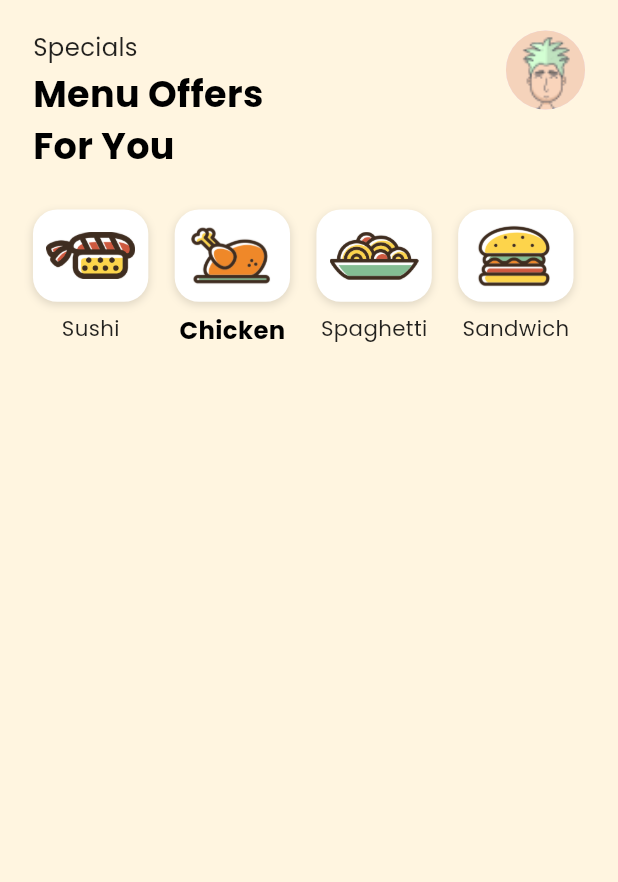
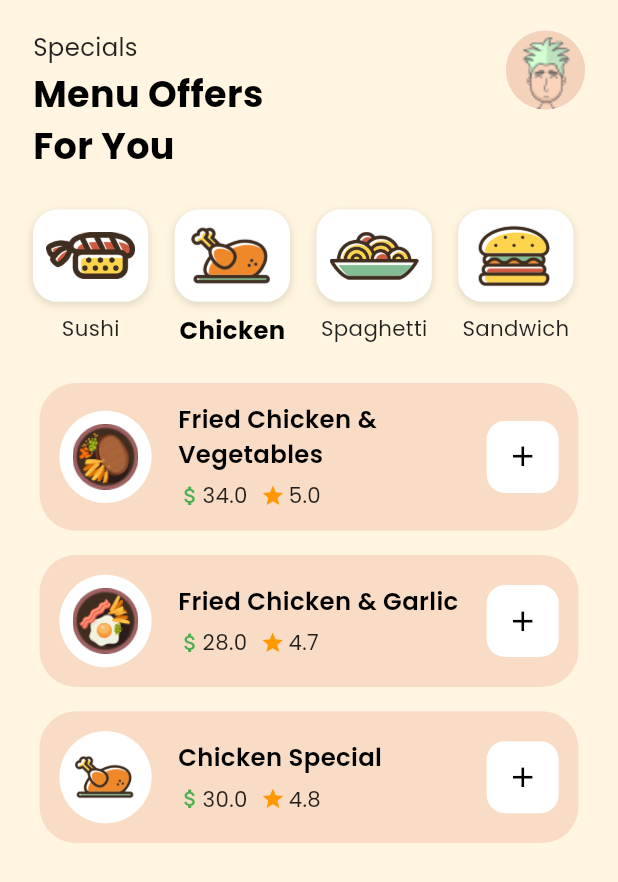
Before and after one commit to kareemtoson12/Basic-Restaurant-Mobile-App, a Flutter app: the HomeScreen screen opened by its route, on a phone screen of 412 x 824 dp. Shown: the top 882 px of the screen. Run offline on Flutter 3.47's test engine with Material 3 defaults, Android fonts, the phone set to English and light mode, and no system bars; our stand-ins replace animate_do, dots_indicator, flutter_screenutil, google_fonts.

Commit message:
menue done

```diff
--- a/lib/presentation/home/home_view.dart
+++ b/lib/presentation/home/home_view.dart
@@ -2,6 +2,8 @@ import 'package:flutter/material.dart';
 import 'package:task/app/constants/app_colors.dart';
 import 'package:task/app/constants/app_typography.dart';
 import 'package:flutter_screenutil/flutter_screenutil.dart';
+import 'widgets/menu_item.dart';
+import 'widgets/food_card.dart';
 
 class HomeScreen extends StatefulWidget {
   const HomeScreen({super.key});
@@ -13,12 +15,55 @@ class HomeScreen extends StatefulWidget {
 class _HomeScreenState extends State<HomeScreen> {
   int selectedIndex = 1;
 
-  final List<_MenuData> menuItems = [
-    _MenuData('assets/images/sushi.png', 'Sushi'),
-    _MenuData('assets/images/chicken.png', 'Chicken'),
-    _MenuData('assets/images/spaghetti.png', 'Spaghetti'),
-    _MenuData('assets/images/hamburger.png', 'Sandwich'),
+  final List<MenuData> menuItems = [
+    MenuData('assets/images/sushi.png', 'Sushi'),
+    MenuData('assets/images/chicken.png', 'Chicken'),
+    MenuData('assets/images/spaghetti.png', 'Spaghetti'),
+    MenuData('assets/images/hamburger.png', 'Sandwich'),
   ];
+
+  final Map<String, List<FoodItem>> foodItemsByMenu = {
+    'Sushi': [
+      FoodItem('Sushi Roll', 'assets/images/food-image-1.png', 22.0, 4.8),
+      FoodItem('Salmon Sushi', 'assets/images/food-image-2.png', 25.0, 4.9),
+      FoodItem('Fish Sushi', 'assets/images/fish.png', 20.0, 4.7),
+    ],
+    'Chicken': [
+      FoodItem(
+        'Fried Chicken & Vegetables',
+        'assets/images/food-image-3.png',
+        34.0,
+        5.0,
+      ),
+      FoodItem(
+        'Fried Chicken & Garlic',
+        'assets/images/food-image-4.png',
+        28.0,
+        4.7,
+      ),
+      FoodItem('Chicken Special', 'assets/images/chicken.png', 30.0, 4.8),
+    ],
+    'Spaghetti': [
+      FoodItem(
+        'Classic Spaghetti',
+        'assets/images/food-image-5.png',
+        18.0,
+        4.5,
+      ),
+      FoodItem(
+        'Spaghetti Bolognese',
+        'assets/images/food-image-6.png',
+        21.0,
+        4.6,
+      ),
+      FoodItem('Spaghetti Special', 'assets/images/spaghetti.png', 19.0, 4.4),
+    ],
+    'Sandwich': [
+      FoodItem('Hamburger', 'assets/images/hamburger.png', 15.0, 4.3),
+      FoodItem('Sandwich Deluxe', 'assets/images/food-image-7.png', 17.0, 4.2),
+      FoodItem('Veggie Sandwich', 'assets/images/food-image-8.png', 16.0, 4.1),
+    ],
+  };
 
   @override
   Widget build(BuildContext context) {
@@ -85,12 +130,27 @@ class _HomeScreenState extends State<HomeScreen> {
                         selectedIndex = i;
                       });
                     },
-                    child: _MenuItem(
+                    child: MenuItem(
                       image: menuItems[i].image,
                       label: menuItems[i].label,
                       selected: selectedIndex == i,
                     ),
                   ),
+                ),
+              ),
+              // Filtered food items
+              SizedBox(height: 24.h),
+              Expanded(
+                child: ListView.separated(
+                  itemCount:
+                      foodItemsByMenu[menuItems[selectedIndex].label]?.length ??
+                      0,
+                  separatorBuilder: (context, i) => SizedBox(height: 16.h),
+                  itemBuilder: (context, i) {
+                    final item =
+                        foodItemsByMenu[menuItems[selectedIndex].label]![i];
+                    return FoodCard(item: item);
+                  },
                 ),
               ),
             ],
@@ -101,53 +161,8 @@ class _HomeScreenState extends State<HomeScreen> {
   }
 }
 
-class _MenuData {
+class MenuData {
   final String image;
   final String label;
-  const _MenuData(this.image, this.label);
+  const MenuData(this.image, this.label);
 }
-
-class _MenuItem extends StatelessWidget {
-  final String image;
-  final String label;
-  final bool selected;
-  const _MenuItem({
-    required this.image,
-    required this.label,
-    this.selected = false,
-  });
-
-  @override
-  Widget build(BuildContext context) {
-    return Column(
-      children: [
-        Container(
-          width: 70.w,
-          height: 56.w,
-          decoration: BoxDecoration(
-            color: Colors.white,
-            borderRadius: BorderRadius.circular(16.r),
-            boxShadow: [
-              BoxShadow(
-                color: Colors.black12,
-                blurRadius: 4,
-                offset: Offset(0, 2),
-              ),
-            ],
-          ),
-          child: Padding(
-            padding: EdgeInsets.all(8.w),
-            child: Image.asset(image, fit: BoxFit.contain),
-          ),
-        ),
-        SizedBox(height: 8.h),
-        Text(
-          label,
-          style: selected
-              ? AppTypography.kBold16.copyWith(color: Colors.black)
-              : AppTypography.kLight14.copyWith(color: Colors.black87),
-        ),
-      ],
-    );
-  }
-}
--- /dev/null
+++ b/lib/presentation/home/widgets/food_card.dart
@@ -0,0 +1,93 @@
+import 'package:flutter/material.dart';
+import 'package:task/app/constants/app_typography.dart';
+import 'package:flutter_screenutil/flutter_screenutil.dart';
+
+class FoodItem {
+  final String name;
+  final String image;
+  final double price;
+  final double rating;
+  const FoodItem(this.name, this.image, this.price, this.rating);
+}
+
+class FoodCard extends StatelessWidget {
+  final FoodItem item;
+  const FoodCard({required this.item, Key? key}) : super(key: key);
+
+  @override
+  Widget build(BuildContext context) {
+    return Container(
+      margin: EdgeInsets.symmetric(horizontal: 4.w),
+      padding: EdgeInsets.all(12.w),
+      decoration: BoxDecoration(
+        color: const Color(0xFFF8DCC6),
+        borderRadius: BorderRadius.circular(24.r),
+      ),
+      child: Row(
+        children: [
+          // Circular image
+          Container(
+            width: 56.w,
+            height: 56.w,
+            decoration: BoxDecoration(
+              shape: BoxShape.circle,
+              color: Colors.white,
+            ),
+            child: Padding(
+              padding: EdgeInsets.all(8.w),
+              child: Image.asset(item.image, fit: BoxFit.contain),
+            ),
+          ),
+          SizedBox(width: 16.w),
+          // Name, price, rating
+          Expanded(
+            child: Column(
+              crossAxisAlignment: CrossAxisAlignment.start,
+              children: [
+                Text(
+                  item.name,
+                  style: AppTypography.kMedium16.copyWith(color: Colors.black),
+                  maxLines: 2,
+                  overflow: TextOverflow.ellipsis,
+                ),
+                SizedBox(height: 6.h),
+                Row(
+                  children: [
+                    Icon(Icons.attach_money, color: Colors.green, size: 16.sp),
+                    Text(
+                      item.price.toStringAsFixed(1),
+                      style: AppTypography.kLight14.copyWith(
+                        color: Colors.black87,
+                      ),
+                    ),
+                    SizedBox(width: 8.w),
+                    Icon(Icons.star, color: Colors.orange, size: 16.sp),
+                    SizedBox(width: 2.w),
+                    Text(
+                      item.rating.toStringAsFixed(1),
+                      style: AppTypography.kLight14.copyWith(
+                        color: Colors.black87,
+                      ),
+                    ),
+                  ],
+                ),
+              ],
+            ),
+          ),
+          SizedBox(width: 12.w),
+          // Plus button
+          Container(
+            decoration: BoxDecoration(
+              color: Colors.white,
+              borderRadius: BorderRadius.circular(12.r),
+            ),
+            child: IconButton(
+              icon: Icon(Icons.add, color: Colors.black, size: 22.sp),
+              onPressed: () {},
+            ),
+          ),
+        ],
+      ),
+    );
+  }
+}
--- /dev/null
+++ b/lib/presentation/home/widgets/menu_item.dart
@@ -0,0 +1,54 @@
+import 'package:flutter/material.dart';
+import 'package:task/app/constants/app_typography.dart';
+import 'package:flutter_screenutil/flutter_screenutil.dart';
+
+class MenuItem extends StatelessWidget {
+  final String image;
+  final String label;
+  final bool selected;
+  final VoidCallback? onTap;
+  const MenuItem({
+    required this.image,
+    required this.label,
+    this.selected = false,
+    this.onTap,
+    Key? key,
+  }) : super(key: key);
+
+  @override
+  Widget build(BuildContext context) {
+    return GestureDetector(
+      onTap: onTap,
+      child: Column(
+        children: [
+          Container(
+            width: 70.w,
+            height: 56.w,
+            decoration: BoxDecoration(
+              color: Colors.white,
+              borderRadius: BorderRadius.circular(16.r),
+              boxShadow: [
+                BoxShadow(
+                  color: Colors.black12,
+                  blurRadius: 4,
+                  offset: Offset(0, 2),
+                ),
+              ],
+            ),
+            child: Padding(
+              padding: EdgeInsets.all(8.w),
+              child: Image.asset(image, fit: BoxFit.contain),
+            ),
+          ),
+          SizedBox(height: 8.h),
+          Text(
+            label,
+            style: selected
+                ? AppTypography.kBold16.copyWith(color: Colors.black)
+                : AppTypography.kLight14.copyWith(color: Colors.black87),
+          ),
+        ],
+      ),
+    );
+  }
+}
```
